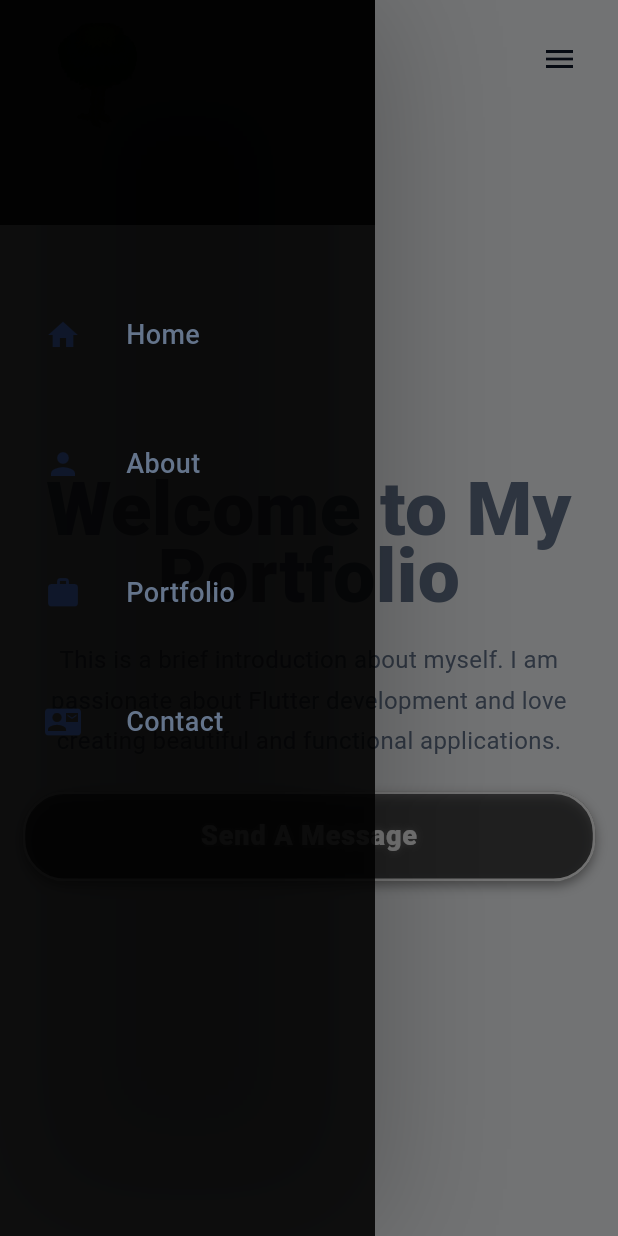
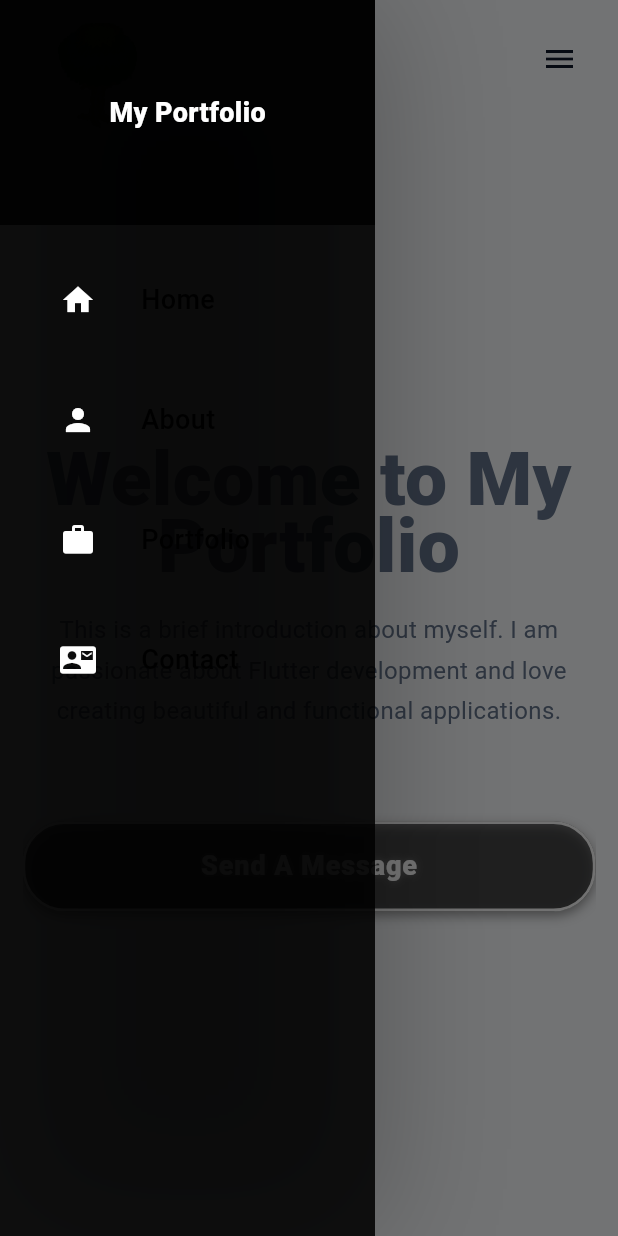
Before and after one commit to S0kMo/WebCV, a Flutter app: the screen it shows after launch, with the side drawer open, on a phone screen of 412 x 824 dp. Run offline on Flutter 3.47's test engine with Material 3 defaults, Android fonts, the phone set to English and light mode, and no system bars; our stand-ins replace get_it, responsive_builder; Roboto replaces fonts that are missing (Nerd Fonts).

Commit message:
implement navigation routes (test)

```diff
--- /dev/null
+++ b/lib/locator.dart
@@ -0,0 +1,9 @@
+import 'package:get_it/get_it.dart';
+import 'package:webcv/services/navigation_service.dart';
+
+GetIt locator = GetIt.instance;
+
+void setupLocator() {
+  // Register your services here
+  locator.registerLazySingleton(() => NavigationService());
+}
--- a/lib/main.dart
+++ b/lib/main.dart
@@ -1,10 +1,13 @@
 // nh mij dg nh tver tam youtube dea ng 😐
 import 'package:flutter/material.dart';
 import 'package:webcv/constants/app_theme.dart';
-import 'package:webcv/views/home/home_view.dart';
+import 'package:webcv/locator.dart';
+import 'package:webcv/views/layout_template/layout_template.dart';
 
-void main() => runApp(MyApp());
-
+void main() {
+  setupLocator();
+  runApp(MyApp());
+}
 
 class MyApp extends StatelessWidget {
   const MyApp({super.key});
@@ -15,6 +18,7 @@ class MyApp extends StatelessWidget {
       debugShowCheckedModeBanner: false,
       title: 'Flutter Demo',
       theme: AppTheme.theme(),
-      home: HomeView());
+      home: LayoutTemplate(),
+    );
   }
 }
--- /dev/null
+++ b/lib/rotuing/route_names.dart
@@ -0,0 +1,4 @@
+const String HomeRoute = 'home';
+const String AboutRoute = 'about';
+const String PortfolioRoute = 'portfolio';
+const String ContactRoute = 'contact';
--- /dev/null
+++ b/lib/rotuing/router.dart
@@ -0,0 +1,24 @@
+import 'package:flutter/material.dart';
+import 'package:webcv/rotuing/route_names.dart';
+import 'package:webcv/views/about/about_view.dart';
+import 'package:webcv/views/contact/contact_view.dart';
+import 'package:webcv/views/home/home_view.dart';
+
+Route<dynamic> generateRoute(RouteSettings settings) {
+  switch (settings.name) {
+    case HomeRoute:
+      return _pageRoute(HomeView());
+    case AboutRoute:
+      return _pageRoute(AboutView());
+    case PortfolioRoute:
+    //return _pageRoute(PortfolioView());
+    case ContactRoute:
+      return _pageRoute(ContactView());
+    default:
+      return _pageRoute(HomeView());
+  }
+}
+
+PageRoute _pageRoute(Widget child) {
+  return MaterialPageRoute(builder: (context) => child);
+}
--- /dev/null
+++ b/lib/services/navigation_service.dart
@@ -0,0 +1,13 @@
+import 'package:flutter/material.dart';
+
+class NavigationService {
+  final GlobalKey<NavigatorState> navigatorKey = GlobalKey<NavigatorState>();
+
+  Future<dynamic> navigateTo(String routeName) {
+    return navigatorKey.currentState!.pushNamed(routeName);
+  }
+
+  void goBack() {
+    return navigatorKey.currentState!.pop();
+  }
+}
--- /dev/null
+++ b/lib/views/about/about_view.dart
@@ -0,0 +1,10 @@
+import 'package:flutter/material.dart';
+
+class AboutView extends StatelessWidget {
+  const AboutView({super.key});
+
+  @override
+  Widget build(BuildContext context) {
+    return Center(child: Text('About View'));
+  }
+}
--- /dev/null
+++ b/lib/views/contact/contact_view.dart
@@ -0,0 +1,10 @@
+import 'package:flutter/material.dart';
+
+class ContactView extends StatelessWidget {
+  const ContactView({super.key});
+
+  @override
+  Widget build(BuildContext context) {
+    return Container(child: Center(child: Text('Contact View')));
+  }
+}
--- a/lib/views/home/home_content_desktop.dart
+++ b/lib/views/home/home_content_desktop.dart
@@ -12,7 +12,7 @@ class HomeContentDesktop extends StatelessWidget {
                 HomeInfo(),
                 Expanded(
                   child: Center(
-                    child: CallToAction('Send A Message', topPadding: 0),
+                  child: CallToAction('Send A Message', topPadding: 0),
                   ),
                 )
               ],
--- a/lib/views/home/home_content_mobile.dart
+++ b/lib/views/home/home_content_mobile.dart
@@ -11,9 +11,9 @@ class HomeContentMobile extends StatelessWidget {
         mainAxisSize: MainAxisSize.max,
         mainAxisAlignment: MainAxisAlignment.center,
         children: <Widget>[
-          HomeInfo(),
-          SizedBox(height: 20),
-          CallToAction('Send A Message', topPadding: 0,),
+        HomeInfo(),
+        SizedBox(height: 60),
+        CallToAction('Send A Message', topPadding: 0),
         ],
       );
   }
--- a/lib/views/home/home_view.dart
+++ b/lib/views/home/home_view.dart
@@ -2,34 +2,16 @@ import 'package:flutter/material.dart' hide NavigationBar, NavigationDrawer;
 import 'package:responsive_builder/responsive_builder.dart';
 import 'package:webcv/views/home/home_content_desktop.dart';
 import 'package:webcv/views/home/home_content_mobile.dart';
-import 'package:webcv/widgets/navigation_bar/navigation_bar.dart';
-import 'package:webcv/widgets/navigation_drawer/navigation_drawer.dart';
-import 'package:webcv/widgets/centered_view/centered__view.dart';
 
 class HomeView extends StatelessWidget {
   const HomeView({super.key});
 
   @override
   Widget build(BuildContext context) {
-    return ResponsiveBuilder(
-      builder: (context, sizingInformation) => Scaffold(
-        drawer: sizingInformation.deviceScreenType == DeviceScreenType.mobile
-            ? const NavigationDrawer()
-            : null,
-        body: CenteredView(
-          Column(
-            children: <Widget>[
-              NavigationBar(),
-              Expanded(
-                child: ScreenTypeLayout(
-                  mobile: HomeContentMobile(),
-                  desktop: HomeContentDesktop(),
-                ),
-              ),
-            ],
-          ),
-        ),
-      ),
+    // ignore: deprecated_member_use
+    return ScreenTypeLayout(
+      mobile: HomeContentMobile(),
+      desktop: HomeContentDesktop(),
     );
   }
 }
--- a/lib/views/layout_template/layout_template.dart
+++ b/lib/views/layout_template/layout_template.dart
@@ -1,10 +1,38 @@
-import 'package:flutter/material.dart';
+import 'package:flutter/material.dart' hide NavigationBar, NavigationDrawer;
+import 'package:responsive_builder/responsive_builder.dart';
+import 'package:webcv/locator.dart';
+import 'package:webcv/rotuing/route_names.dart';
+import 'package:webcv/services/navigation_service.dart';
+import 'package:webcv/widgets/centered_view/centered__view.dart';
+import 'package:webcv/rotuing/router.dart';
+import 'package:webcv/widgets/navigation_bar/navigation_bar.dart';
+import 'package:webcv/widgets/navigation_drawer/navigation_drawer.dart';
 
 class LayoutTemplate extends StatelessWidget {
   const LayoutTemplate({super.key});
 
   @override
   Widget build(BuildContext context) {
-    return const Placeholder();
+    return ResponsiveBuilder(
+      builder: (context, sizingInformation) => Scaffold(
+        drawer: sizingInformation.deviceScreenType == DeviceScreenType.mobile
+            ? const NavigationDrawer()
+            : null,
+        body: CenteredView(
+          Column(
+            children: <Widget>[
+              const NavigationBar(),
+              Expanded(
+                child: Navigator(
+                  key: locator<NavigationService>().navigatorKey,
+                  onGenerateRoute: generateRoute,
+                  initialRoute: HomeRoute,
+                ),
+              ),
+            ],
+          ),
+        ),
+      ),
+    );
   }
 }
--- a/lib/widgets/call_to_action/call_to_action_desktop.dart
+++ /dev/null
@@ -1 +0,0 @@
-// TODO Implement this library.
--- a/lib/widgets/navigation_bar/navbar_item.dart
+++ b/lib/widgets/navigation_bar/navbar_item.dart
@@ -1,14 +1,28 @@
 import 'package:flutter/material.dart';
+import 'package:webcv/locator.dart';
+import 'package:webcv/services/navigation_service.dart';
 
 class NavBarItem extends StatelessWidget {
   final String title;
-  const NavBarItem(this.title, {super.key});
+  final String navigationPath;
+
+  const NavBarItem(this.title, this.navigationPath, {super.key});
 
   @override
   Widget build(BuildContext context) {
-    return Text(
-      title,
-      style: TextStyle(fontSize: 18, fontWeight: FontWeight.w500),
+    return GestureDetector(
+      onTap: () {
+        // Handle navigation or other actions here
+        locator<NavigationService>().navigateTo(navigationPath);
+      },
+      child: Text(
+        title,
+        style: TextStyle(
+          fontSize: 18,
+          fontWeight: FontWeight.w500,
+          color: Colors.black,
+        ),
+      ),
     );
   }
 }
--- a/lib/widgets/navigation_bar/navbar_logo.dart
+++ b/lib/widgets/navigation_bar/navbar_logo.dart
@@ -1,4 +1,7 @@
 import 'package:flutter/material.dart';
+import 'package:webcv/locator.dart';
+import 'package:webcv/rotuing/route_names.dart';
+import 'package:webcv/services/navigation_service.dart';
 
 class NavbarLogo extends StatefulWidget {
   const NavbarLogo({super.key});
@@ -10,10 +13,15 @@ class NavbarLogo extends StatefulWidget {
 class _NavbarLogoState extends State<NavbarLogo> {
   @override
   Widget build(BuildContext context) {
-    return SizedBox(
-            height: 70,
-            width:  100,
-            child: Image.asset('assets/tree_logo.png'),
-          );
+    return InkWell(
+      onTap: () {
+        locator<NavigationService>().navigateTo(HomeRoute);
+      },
+      child: SizedBox(
+        height: 70,
+        width: 100,
+        child: Image.asset('assets/tree_logo.png'),
+      ),
+    );
   }
 }
--- a/lib/widgets/navigation_bar/navigation_bar_tablet_desktop.dart
+++ b/lib/widgets/navigation_bar/navigation_bar_tablet_desktop.dart
@@ -1,4 +1,5 @@
 import 'package:flutter/material.dart';
+import 'package:webcv/rotuing/route_names.dart';
 import 'navbar_logo.dart';
 import 'navbar_item.dart';
 
@@ -16,13 +17,13 @@ class NavigationBarTabletDesktop extends StatelessWidget {
           Row(
             mainAxisSize: MainAxisSize.min,
             children: <Widget>[
-              NavBarItem('HOME'),
+              NavBarItem('HOME', HomeRoute),
               SizedBox(width: 60),
-              NavBarItem('ABOUT'),
+              NavBarItem('ABOUT', AboutRoute),
               SizedBox(width: 60),
-              NavBarItem('PROJECTS'),
+              NavBarItem('PROJECTS', PortfolioRoute),
               SizedBox(width: 60),
-              NavBarItem('CONTACTS'),
+              NavBarItem('CONTACTS', ContactRoute),
               SizedBox(width: 60),
             ],
           ),
--- a/lib/widgets/navigation_drawer/drawer_item.dart
+++ b/lib/widgets/navigation_drawer/drawer_item.dart
@@ -2,16 +2,27 @@ import 'package:flutter/material.dart';
 import 'package:webcv/widgets/navigation_bar/navbar_item.dart';
 
 class DrawerItem extends StatelessWidget {
-  final String title;
   final IconData icon;
-  const DrawerItem({super.key, required this.title, required this.icon});
+  final String navigationPath;
+  final String title; // Add title property
+  const DrawerItem({
+    super.key,
+    required this.title,
+    required this.icon,
+    required this.navigationPath,
+  });
 
   @override
   Widget build(BuildContext context) {
     return Padding(
-      padding: const EdgeInsets.only(left: 30, top: 60),
+      padding: const EdgeInsets.only(left: 30, top: 20),
       child: Row(
-        children: <Widget>[Icon(icon), SizedBox(width: 30), NavBarItem(title)],
+        children: <Widget>[
+          SizedBox(width: 10),
+          Icon(icon, color: Colors.white),
+          SizedBox(width: 30, height: 60),
+          NavBarItem(title, navigationPath),
+        ],
       ),
     );
   }
--- a/lib/widgets/navigation_drawer/navigation_drawer.dart
+++ b/lib/widgets/navigation_drawer/navigation_drawer.dart
@@ -1,4 +1,5 @@
 import 'package:flutter/material.dart';
+import 'package:webcv/rotuing/route_names.dart';
 import 'package:webcv/widgets/navigation_drawer/navigation_drawer_header.dart';
 import 'package:webcv/widgets/navigation_drawer/drawer_item.dart';
 
@@ -16,10 +17,26 @@ class NavigationDrawer extends StatelessWidget {
       child: Column(
         children: <Widget>[
           NavigationDrawerHeader(),
-          DrawerItem(title: 'Home', icon: Icons.home),
-          DrawerItem(title: 'About', icon: Icons.person),
-          DrawerItem(title: 'Portfolio', icon: Icons.work),
-          DrawerItem(title: 'Contact', icon: Icons.contact_mail),
+          DrawerItem(
+            icon: Icons.home,
+            navigationPath: HomeRoute,
+            title: 'Home',
+          ),
+          DrawerItem(
+            icon: Icons.person,
+            navigationPath: AboutRoute,
+            title: 'About',
+          ),
+          DrawerItem(
+            icon: Icons.work,
+            navigationPath: PortfolioRoute,
+            title: 'Portfolio',
+          ),
+          DrawerItem(
+            icon: Icons.contact_mail,
+            navigationPath: ContactRoute,
+            title: 'Contact',
+          ),
         ],
       ),
     );
--- a/lib/widgets/navigation_drawer/navigation_drawer_header.dart
+++ b/lib/widgets/navigation_drawer/navigation_drawer_header.dart
@@ -12,14 +12,14 @@ class NavigationDrawerHeader extends StatelessWidget {
       child: Column(
         mainAxisSize: MainAxisSize.min,
         children: <Widget>[
-          // Text(
-          //   'WebCV',
-          //   style: TextStyle(
-          //     fontSize: 18,
-          //     fontWeight: FontWeight.w800,
-          //     color: Colors.white,
-          //   ),
-          // ),
+          Text(
+            'My Portfolio',
+            style: TextStyle(
+              fontSize: 18,
+              fontWeight: FontWeight.w800,
+              color: Colors.white,
+            ),
+          ),
         ],
       ),
     );
```
Also changed, not shown: pubspec.yaml (+5 -16 lines), pubspec.lock.
